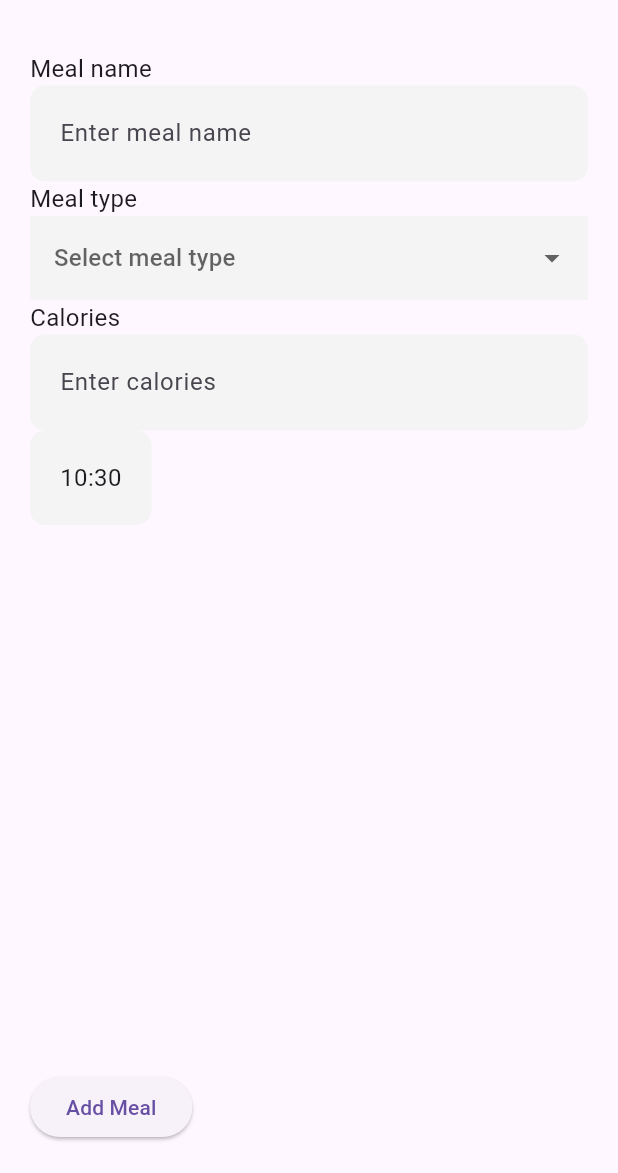
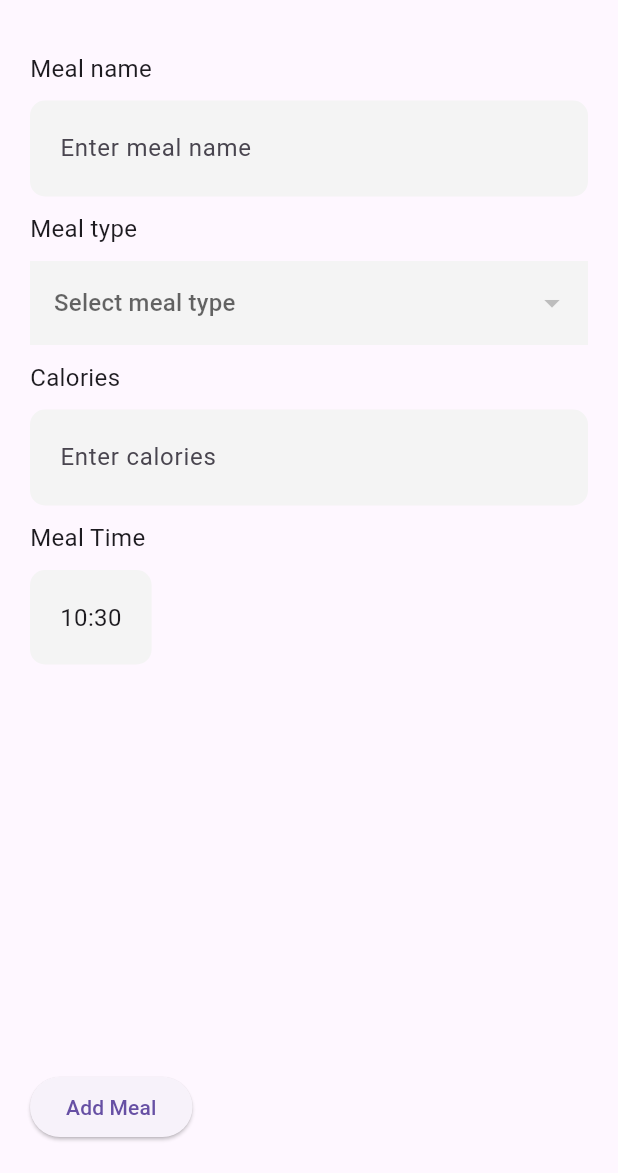
Before and after one commit to yaosuhuy/r2s_flutter_huylvq, a Flutter app: the screen it shows after launch, after a tap on the "add" icon, on a phone screen of 412 x 824 dp, the part 63-1236 px from its top. Run offline on Flutter 3.47's test engine with Material 3 defaults, Android fonts, the phone set to English and light mode, and no system bars; our stand-ins replace calendar_timeline, fl_chart, flutter_local_notifications, sqflite, timezone; missing offline and left inert: workmanager; accounts and stored records are empty.

Commit message:
push notification not working

```diff
--- /dev/null
+++ b/lib/core/ultis/notifications.dart
@@ -0,0 +1,70 @@
+import 'package:flutter/material.dart';
+import 'package:flutter_local_notifications/flutter_local_notifications.dart';
+import 'package:meal_planner_app/data/datasources/sqlite_helper.dart';
+import 'package:meal_planner_app/data/models/meal.dart';
+import 'package:meal_planner_app/main.dart';
+import 'package:timezone/timezone.dart' as tz;
+
+Future<void> checkAndSendNotifications() async {
+  final meals = await SqliteHelper().getMeals();
+  final now = DateTime.now();
+  for (var meal in meals){
+    if (meal.mealTime.isAfter(now)) {
+      debugPrint('Scheduling notification for meal: ${meal.mealName}');
+      await scheduleNotification(meal);
+    } else {
+      debugPrint('Meal time has passed, not scheduling notification for: ${meal.mealName}');
+    }
+  }
+}
+
+Future<void> scheduleNotification(Meal meal) async {
+  try {
+    final scheduledTime = tz.TZDateTime.from(meal.mealTime, tz.local);
+
+     // Sử dụng ID hợp lệ (giới hạn trong phạm vi 32-bit)
+    final notificationId = (meal.id ?? 0) % 2147483647;
+
+    final androidDetails = AndroidNotificationDetails(
+      'meal_channel',
+      'Meal Notifications',
+      channelDescription: 'Notifications for meal times',
+      importance: Importance.max,
+      priority: Priority.high,
+    );
+
+    final notificationDetails = NotificationDetails(android: androidDetails);
+
+    await flutterLocalNotificationsPlugin.zonedSchedule(
+      notificationId,
+      'Meal Reminder',
+      'It\'s time for your meal: ${meal.mealName}',
+      scheduledTime.toUtc().add(const Duration(seconds: 1)),
+      notificationDetails,
+      matchDateTimeComponents: DateTimeComponents
+          .time, // sử dụng để kích hoạt thông báo vào thời gian cụ thể mỗi ngafy
+      androidScheduleMode: AndroidScheduleMode.exactAllowWhileIdle,
+    );
+    debugPrint(
+        'Notification scheduled successfully for meal: ${meal.mealName}');
+  } catch (e) {
+    debugPrint(
+        'Error scheduling notification for meal: ${meal.mealName}, Error: $e');
+  }
+}
+
+Future<void> requestNotificationPermissions() async {
+  final bool? granted = await flutterLocalNotificationsPlugin
+      .resolvePlatformSpecificImplementation<
+          IOSFlutterLocalNotificationsPlugin>()
+      ?.requestPermissions(
+        alert: true,
+        badge: true,
+        sound: true,
+      );
+  if (granted != null && granted) {
+    debugPrint('Notification Permission Granted!');
+  } else {
+    debugPrint('Notification Permission Denied!');
+  }
+}
--- a/lib/features/meal/view/meal_screen.dart
+++ b/lib/features/meal/view/meal_screen.dart
@@ -1,9 +1,11 @@
 import 'package:calendar_timeline/calendar_timeline.dart';
 import 'package:flutter/material.dart';
+import 'package:meal_planner_app/core/ultis/notifications.dart';
 import 'package:meal_planner_app/data/datasources/sqlite_helper.dart';
 import 'package:meal_planner_app/data/models/meal.dart';
 import 'package:meal_planner_app/features/meal/widgets/meal_item.dart';
 import 'package:meal_planner_app/features/planner/view/planner_screen.dart';
+import 'package:meal_planner_app/main.dart';
 
 class MealScreen extends StatefulWidget {
   const MealScreen({super.key});
@@ -25,6 +27,7 @@ class _MealScreenState extends State<MealScreen> {
     _loadMealsAnimated();
     _selectedDay = _focusedDay;
     _loadMealsByDate(_focusedDay);
+    checkAndScheduleNotifications();
   }
 
   Future<void> _loadMealsAnimated() async {
@@ -55,6 +58,36 @@ class _MealScreenState extends State<MealScreen> {
         _addMeal(result);
       } else if (index != null) {
         _editMeal(result);
+      }
+    }
+  }
+
+  Future<void> checkAndScheduleNotifications() async {
+    final meals = await SqliteHelper()
+        .getMeals(); // Lấy tất cả các bữa ăn từ cơ sở dữ liệu
+    final now = DateTime.now();
+
+    for (var meal in meals) {
+      if (meal.mealTime.isAfter(now)) {
+        debugPrint('Checking notification for meal: ${meal.mealName}');
+
+        // Kiểm tra nếu thông báo đã được đặt
+        final pendingNotifications =
+            await flutterLocalNotificationsPlugin.pendingNotificationRequests();
+        final isNotificationScheduled = pendingNotifications.any(
+          (notification) => notification.id == meal.id,
+        );
+
+        if (!isNotificationScheduled) {
+          debugPrint('Scheduling notification for meal: ${meal.mealName}');
+          await scheduleNotification(meal);
+        } else {
+          debugPrint(
+              'Notification already scheduled for meal: ${meal.mealName}');
+        }
+      } else {
+        debugPrint(
+            'Skipping notification for meal: ${meal.mealName} (time has passed: ${meal.mealTime})');
       }
     }
   }
--- a/lib/features/planner/view/planner_screen.dart
+++ b/lib/features/planner/view/planner_screen.dart
@@ -18,12 +18,7 @@ class _PlannerScreenState extends State<PlannerScreen> {
 
   String? _selectedValue;
 
-  final List<String> _mealCategories = [
-    'Breakfast',
-    'Lunch',
-    'Dinner',
-    'Snack',
-  ];
+  List<String> _mealCategories = [];
 
   final TextEditingController _mealNameController = TextEditingController();
   final TextEditingController _mealCaloriesController = TextEditingController();
@@ -33,12 +28,22 @@ class _PlannerScreenState extends State<PlannerScreen> {
   @override
   void initState() {
     super.initState();
+    _loadMealCategories();
     if (widget.meal != null) {
       _mealNameController.text = widget.meal!.mealName;
       _mealCaloriesController.text = widget.meal!.mealCalories.toString();
       _selectedValue = widget.meal!.mealCategory;
       _selectedTime = TimeOfDay.fromDateTime(widget.meal!.mealTime);
     }
+  }
+
+  Future<void> _loadMealCategories() async {
+    final categories = await SqliteHelper().getCategories();
+    setState(() {
+      _mealCategories = categories
+          .map((category) => category['categoryName'] as String)
+          .toList();
+    });
   }
 
   Future<void> _selectTime(BuildContext context) async {
@@ -122,7 +127,7 @@ class _PlannerScreenState extends State<PlannerScreen> {
     try {
       final success = await SqliteHelper().deleteMeal(id);
       if (success > 0) {
-        Navigator.of(context).pop();
+        Navigator.of(context).pop(true);
         ScaffoldMessenger.of(context).showSnackBar(
           SnackBar(
             content: Text('Meal deleted successfully!'),
@@ -136,7 +141,7 @@ class _PlannerScreenState extends State<PlannerScreen> {
             duration: Duration(seconds: 2),
           ),
         );
-      }
+      };
     } catch (e) {
       debugPrint("An error occured while deleting meal: $e");
       ScaffoldMessenger.of(context).showSnackBar(
@@ -275,15 +280,23 @@ class _PlannerScreenState extends State<PlannerScreen> {
                 crossAxisAlignment: CrossAxisAlignment.start,
                 children: [
                   _buildLabel("Meal name"),
+                  const SizedBox(height: 10),
                   _buildTextField(
                       controller: _mealNameController,
                       hintText: "Enter meal name"),
+                  const SizedBox(height: 10),
                   _buildLabel("Meal type"),
+                  const SizedBox(height: 10),
                   _buildDropdown(),
+                  const SizedBox(height: 10),
                   _buildLabel("Calories"),
+                  const SizedBox(height: 10),
                   _buildTextField(
                       controller: _mealCaloriesController,
                       hintText: "Enter calories"),
+                  const SizedBox(height: 10),
+                  _buildLabel("Meal Time"),
+                  const SizedBox(height: 10),
                   _buildTimePicker(),
                 ],
               ),
--- a/lib/features/settings/view/settings_screen.dart
+++ b/lib/features/settings/view/settings_screen.dart
@@ -1,4 +1,5 @@
 import 'package:flutter/material.dart';
+import 'package:meal_planner_app/core/ultis/show_categories_dialog.dart';
 
 class SettingsScreen extends StatefulWidget {
   final Function(bool) onThemeChanged;
@@ -53,7 +54,7 @@ class _SettingsScreenState extends State<SettingsScreen> {
               title: const Text('Edit Meal Categories'),
               onTap: () {
                 // Xử lý khi nhấn vào
-                debugPrint('Edit Meal Categories tapped');
+                showCategoriesDialog(context);
               },
             ),
             const Divider(),
--- a/lib/main.dart
+++ b/lib/main.dart
@@ -1,10 +1,73 @@
 import 'package:flutter/material.dart';
-import 'package:meal_planner_app/data/models/meal.dart';
-import 'package:meal_planner_app/features/meal/view/meal_screen.dart';
+import 'package:flutter_local_notifications/flutter_local_notifications.dart';
+import 'package:meal_planner_app/core/ultis/notifications.dart';
+// import 'package:meal_planner_app/data/models/meal.dart';
+// import 'package:meal_planner_app/features/meal/view/meal_screen.dart';
 import 'package:meal_planner_app/home_screen.dart';
+import 'package:timezone/data/latest.dart' as tz;
+import 'package:timezone/timezone.dart' as tz;
+import 'package:workmanager/workmanager.dart';
 
 final GlobalKey<_MyAppState> myAppKey = GlobalKey<_MyAppState>();
-void main() {
+final FlutterLocalNotificationsPlugin flutterLocalNotificationsPlugin =
+    FlutterLocalNotificationsPlugin();
+
+void callbackDispatcher() {
+  // This function will be called when the notification is triggered
+  // You can perform any background task here
+  debugPrint('Notification triggered in background');
+  Workmanager().executeTask((task, inputData) async {
+    tz.initializeTimeZones();
+    tz.setLocalLocation(tz.getLocation('Asia/Ho_Chi_Minh'));
+
+    await checkAndSendNotifications();
+
+    return Future.value(true);
+  });
+}
+
+void main() async {
+  WidgetsFlutterBinding.ensureInitialized();
+
+  // khởi tạo múi giờ cho timezone chạy
+  tz.initializeTimeZones();
+  tz.setLocalLocation(tz.getLocation('Asia/Ho_Chi_Minh'));
+
+  // cấu hình notification cho android
+  const AndroidInitializationSettings initializationSettingsAndroid =
+      AndroidInitializationSettings('@mipmap/ic_launcher');
+
+  // cấu hình noti cho ios
+  const DarwinInitializationSettings initializationSettingsIOS =
+      DarwinInitializationSettings(
+    requestAlertPermission: true,
+    requestBadgePermission: true,
+    requestSoundPermission: true,
+  );
+
+  // thiết lập cấu hình cho cả hai hệ
+  const InitializationSettings initializationSettings = InitializationSettings(
+    android: initializationSettingsAndroid,
+    iOS: initializationSettingsIOS,
+  );
+
+  await flutterLocalNotificationsPlugin.initialize(initializationSettings,
+      onDidReceiveNotificationResponse: (NotificationResponse response) {
+    debugPrint('Notification clicked: ${response.payload}');
+  });
+
+  Workmanager().initialize(
+    callbackDispatcher,
+    isInDebugMode: true,
+  );
+  Workmanager().registerPeriodicTask(
+    'check_notifications',
+    'check_notifications',
+    frequency: const Duration(minutes: 15),
+  );
+
+  await requestNotificationPermissions();
+
   runApp(MyApp(key: myAppKey));
 }
 
@@ -20,7 +83,7 @@ class _MyAppState extends State<MyApp> {
 
   ThemeMode _themeMode = ThemeMode.light;
 
-  void toggleTheme(bool isDarkMode){
+  void toggleTheme(bool isDarkMode) {
     setState(() {
       _themeMode = isDarkMode ? ThemeMode.dark : ThemeMode.light;
     });
@@ -32,25 +95,6 @@ class _MyAppState extends State<MyApp> {
     return MaterialApp(
       debugShowCheckedModeBanner: false,
       title: 'Flutter Demo',
-      // theme: ThemeData(
-      //   // This is the theme of your application.
-      //   //
-      //   // TRY THIS: Try running your application with "flutter run". You'll see
-      //   // the application has a purple toolbar. Then, without quitting the app,
-      //   // try changing the seedColor in the colorScheme below to Colors.green
-      //   // and then invoke "hot reload" (save your changes or press the "hot
-      //   // reload" button in a Flutter-supported IDE, or press "r" if you used
-      //   // the command line to start the app).
-      //   //
-      //   // Notice that the counter didn't reset back to zero; the application
-      //   // state is not lost during the reload. To reset the state, use hot
-      //   // restart instead.
-      //   //
-      //   // This works for code too, not just values: Most code changes can be
-      //   // tested with just a hot reload.
-      //   colorScheme: ColorScheme.fromSeed(seedColor: Colors.deepPurple),
-      //   useMaterial3: true,
-      // ),
       theme: ThemeData.light(),
       darkTheme: ThemeData.dark(),
       themeMode: _themeMode,
--- a/pubspec.yaml
+++ b/pubspec.yaml
@@ -37,6 +37,9 @@ dependencies:
   sqflite: ^2.4.1
   calendar_timeline: ^1.1.3
   fl_chart: ^0.70.2
+  flutter_local_notifications: ^19.1.0
+  timezone: ^0.10.0
+  workmanager: ^0.5.2
 
 dev_dependencies:
   flutter_test:
```
Also changed, not shown: lib/core/ultis/show_categories_dialog.dart (added, +81 -0 lines), lib/data/datasources/sqlite_helper.dart (+40 -0 lines), lib/data/models/categories.dart (added, +33 -0 lines), lib/features/summary/view/summary_screen.dart (+56 -53 lines), pubspec.lock, 7 other files.
